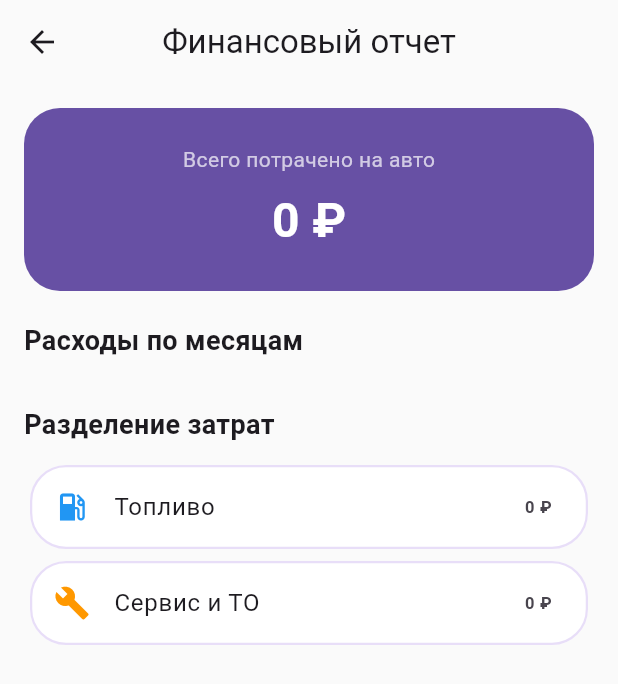
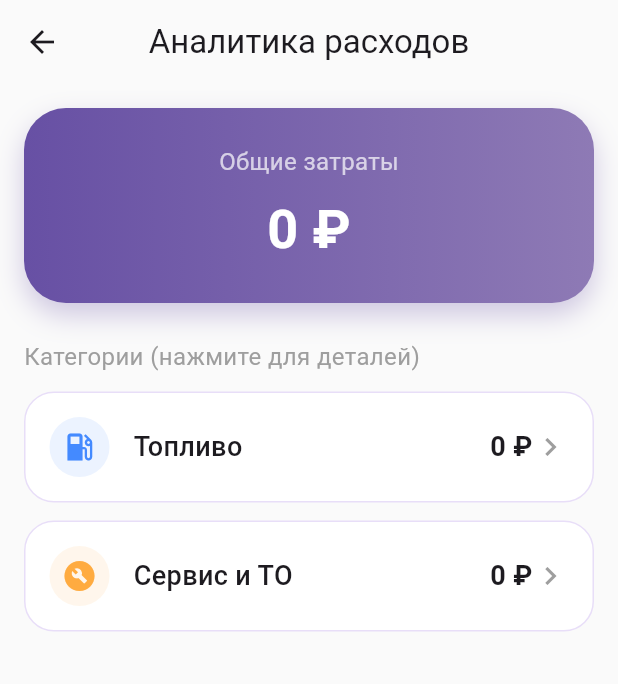
Before and after one commit to SFIRegret19/MotorLog, a Flutter app: the StatisticsScreen screen opened directly with empty values, on a phone screen of 412 x 824 dp. Shown: the top 684 px of the screen. Run offline on Flutter 3.47's test engine with Material 3 defaults, Android fonts, the light colour scheme and no system bars; our stand-ins replace sqflite; accounts and stored records are empty.

Commit message:
Добавлена подробная статистика по каждому блоку

```diff
--- a/motor_log/lib/presentation/screens/statistics_screen.dart
+++ b/motor_log/lib/presentation/screens/statistics_screen.dart
@@ -1,5 +1,5 @@
 import 'package:flutter/material.dart';
-import 'package:intl/intl.dart'; // Добавь в pubspec.yaml: intl: ^0.19.0
+import 'package:intl/intl.dart';
 import '../../data/datasources/db_helper.dart';
 import '../../domain/entities/fuel_log.dart';
 import '../../domain/entities/service_event.dart';
@@ -16,159 +16,182 @@ class StatisticsScreen extends StatefulWidget {
 class _StatisticsScreenState extends State<StatisticsScreen> {
   double _totalFuel = 0;
   double _totalService = 0;
-  Map<String, double> _monthlyExpenses = {}; // Месяц -> Сумма
+  List<FuelLog> _fuelLogs = [];
+  List<ServiceEvent> _serviceLogs = [];
   bool _isLoading = true;
 
   @override
   void initState() {
     super.initState();
-    _calculateStats();
+    _loadAllStats();
   }
 
-  void _calculateStats() async {
-    final fuelLogs = await DbHelper.instance.getFuelLogs(widget.vehicleId);
-    final serviceEvents = await DbHelper.instance.getServiceEvents(
-      widget.vehicleId,
-    );
+  void _loadAllStats() async {
+    final fuel = await DbHelper.instance.getFuelLogs(widget.vehicleId);
+    final service = await DbHelper.instance.getServiceEvents(widget.vehicleId);
 
-    double fuelSum = 0;
-    double serviceSum = 0;
-    Map<String, double> monthly = {};
+    double fuelSum = fuel.fold(0, (sum, item) => sum + item.totalCost);
+    double serviceSum = service.fold(0, (sum, item) => sum + item.totalCost);
 
-    for (var log in fuelLogs) {
-      fuelSum += log.totalCost;
-      String monthKey = DateFormat('MMM yyyy').format(log.date);
-      monthly[monthKey] = (monthly[monthKey] ?? 0) + log.totalCost;
+    setState(() {
+      _fuelLogs = fuel;
+      _serviceLogs = service;
+      _totalFuel = fuelSum;
+      _totalService = serviceSum;
+      _isLoading = false;
+    });
   }
 
-    for (var event in serviceEvents) {
-      serviceSum += event.totalCost;
-      DateTime date = DateTime.parse(event.date);
-      String monthKey = DateFormat('MMM yyyy').format(date);
-      monthly[monthKey] = (monthly[monthKey] ?? 0) + event.totalCost;
-    }
-
-    setState(() {
-      _totalFuel = fuelSum;
-      _totalService = serviceSum;
-      _monthlyExpenses = monthly;
-      _isLoading = false;
-    });
+  // Метод для открытия модального окна с деталями
+  void _showDetails(String title, Widget content) {
+    showModalBottomSheet(
+      context: context,
+      isScrollControlled: true,
+      backgroundColor: Colors.transparent,
+      builder: (context) => Container(
+        height: MediaQuery.of(context).size.height * 0.75,
+        decoration: const BoxDecoration(
+          color: Colors.white,
+          borderRadius: BorderRadius.vertical(top: Radius.circular(30)),
+        ),
+        child: Column(
+          children: [
+            const SizedBox(height: 12),
+            Container(width: 50, height: 5, decoration: BoxDecoration(color: Colors.grey[300], borderRadius: BorderRadius.circular(10))),
+            Padding(
+              padding: const EdgeInsets.all(20),
+              child: Text(title, style: const TextStyle(fontSize: 20, fontWeight: FontWeight.bold)),
+            ),
+            Expanded(child: content),
+          ],
+        ),
+      ),
+    );
   }
 
   @override
   Widget build(BuildContext context) {
     return Scaffold(
-      appBar: AppBar(title: const Text('Финансовый отчет')),
+      appBar: AppBar(title: const Text('Аналитика расходов')),
       body: _isLoading
         ? const Center(child: CircularProgressIndicator())
         : ListView(
             padding: const EdgeInsets.all(16),
             children: [
-                // ОБЩИЙ ИТОГ
-                _buildMainBalance(),
-                const SizedBox(height: 20),
+              _buildSummaryCard(),
+              const SizedBox(height: 24),
+              const Text('Категории (нажмите для деталей)', style: TextStyle(fontSize: 16, color: Colors.grey)),
+              const SizedBox(height: 12),
 
-                const Text(
-                  'Расходы по месяцам',
-                  style: TextStyle(fontSize: 18, fontWeight: FontWeight.bold),
+              // КАРТОЧКА ТОПЛИВА
+              _buildCategoryTile(
+                title: 'Топливо',
+                amount: _totalFuel,
+                icon: Icons.local_gas_station,
+                color: Colors.blueAccent,
+                onTap: () => _showDetails('История заправок', _buildFuelList()),
               ),
-                const SizedBox(height: 10),
 
-                // ГРАФИК (Упрощенный в виде списка баров)
-                ..._monthlyExpenses.entries
-                    .map((e) => _buildMonthRow(e.key, e.value))
-                    .toList(),
+              const SizedBox(height: 12),
 
-                const SizedBox(height: 20),
-                const Text(
-                  'Разделение затрат',
-                  style: TextStyle(fontSize: 18, fontWeight: FontWeight.bold),
-                ),
-                const SizedBox(height: 10),
-
+              // КАРТОЧКА СЕРВИСА
               _buildCategoryTile(
-                  'Топливо',
-                  _totalFuel,
-                  Icons.local_gas_station,
-                  Colors.blue,
-                ),
-                _buildCategoryTile(
-                  'Сервис и ТО',
-                  _totalService,
-                  Icons.build,
-                  Colors.orange,
+                title: 'Сервис и ТО',
+                amount: _totalService,
+                icon: Icons.build_circle,
+                color: Colors.orangeAccent,
+                onTap: () => _showDetails('История обслуживания', _buildServiceList()),
               ),
             ],
           ),
     );
   }
 
-  Widget _buildMainBalance() {
+  Widget _buildSummaryCard() {
     return Container(
-      width: double.infinity,
       padding: const EdgeInsets.all(24),
       decoration: BoxDecoration(
-        color: AppTheme.accentPurple,
-        borderRadius: BorderRadius.circular(24),
+        gradient: const LinearGradient(colors: [AppTheme.accentPurple, Color(0xFF8E7AB5)]),
+        borderRadius: BorderRadius.circular(28),
+        boxShadow: [BoxShadow(color: AppTheme.accentPurple.withOpacity(0.3), blurRadius: 15, offset: const Offset(0, 8))],
       ),
       child: Column(
         children: [
-          const Text(
-            'Всего потрачено на авто',
-            style: TextStyle(color: Colors.white70),
-          ),
+          const Text('Общие затраты', style: TextStyle(color: Colors.white70, fontSize: 16)),
           const SizedBox(height: 8),
-          Text(
-            '${(_totalFuel + _totalService).toStringAsFixed(0)} ₽',
-            style: const TextStyle(
-              color: Colors.white,
-              fontSize: 32,
-              fontWeight: FontWeight.bold,
-            ),
-          ),
+          Text('${(_totalFuel + _totalService).toStringAsFixed(0)} ₽',
+            style: const TextStyle(color: Colors.white, fontSize: 36, fontWeight: FontWeight.bold)),
         ],
       ),
     );
   }
 
-  Widget _buildMonthRow(String month, double amount) {
-    return Padding(
-      padding: const EdgeInsets.symmetric(vertical: 4),
+  Widget _buildCategoryTile({required String title, required double amount, required IconData icon, required Color color, required VoidCallback onTap}) {
+    return InkWell(
+      onTap: onTap,
+      borderRadius: BorderRadius.circular(20),
+      child: Container(
+        padding: const EdgeInsets.all(16),
+        decoration: BoxDecoration(
+          color: Colors.white,
+          borderRadius: BorderRadius.circular(20),
+          border: Border.all(color: AppTheme.primaryPurple),
+        ),
         child: Row(
           children: [
-          SizedBox(width: 80, child: Text(month)),
-          Expanded(
-            child: LinearProgressIndicator(
-              value: amount / (_totalFuel + _totalService + 1),
-              backgroundColor: AppTheme.primaryPurple.withOpacity(0.3),
-              color: AppTheme.accentPurple,
-              minHeight: 12,
-              borderRadius: BorderRadius.circular(10),
+            CircleAvatar(backgroundColor: color.withOpacity(0.1), child: Icon(icon, color: color)),
+            const SizedBox(width: 16),
+            Expanded(child: Text(title, style: const TextStyle(fontSize: 18, fontWeight: FontWeight.w500))),
+            Text('${amount.toStringAsFixed(0)} ₽', style: const TextStyle(fontSize: 18, fontWeight: FontWeight.bold)),
+            const Icon(Icons.chevron_right, color: Colors.grey),
+          ],
         ),
-          ),
-          const SizedBox(width: 10),
-          Text('${amount.toInt()} ₽'),
-        ],
       ),
     );
   }
 
-  Widget _buildCategoryTile(
-    String title,
-    double amount,
-    IconData icon,
-    Color color,
-  ) {
-    return Card(
-      child: ListTile(
-        leading: Icon(icon, color: color),
-        title: Text(title),
+  // СПИСОК ЗАПРАВОК (Тот самый дизайн, который понравился)
+  Widget _buildFuelList() {
+    return _fuelLogs.isEmpty
+      ? const Center(child: Text('Заправок пока нет'))
+      : ListView.builder(
+          itemCount: _fuelLogs.length,
+          itemBuilder: (context, index) {
+            final log = _fuelLogs[index];
+            return ListTile(
+              leading: const CircleAvatar(backgroundColor: AppTheme.primaryPurple, child: Icon(Icons.ev_station, color: AppTheme.accentPurple)),
+              title: Text('${log.liters} л  •  ${log.totalCost.toStringAsFixed(0)} ₽'),
+              subtitle: Text('${log.odometer} км • ${DateFormat('dd.MM.yyyy').format(log.date)}'),
+            );
+          },
+        );
+  }
+
+// СПИСОК СЕРВИСА
+  Widget _buildServiceList() {
+    return _serviceLogs.isEmpty
+      ? const Center(child: Text('Сервисных записей нет'))
+      : ListView.builder(
+          itemCount: _serviceLogs.length,
+          itemBuilder: (context, index) {
+            final event = _serviceLogs[index];
+            DateTime date = DateTime.parse(event.date);
+            return ListTile(
+              leading: CircleAvatar(
+                backgroundColor: Colors.orange.withOpacity(0.2),
+                child: const Icon(Icons.build, color: Colors.orange),
+              ),
+              title: Text(event.description),
+              subtitle: Text(DateFormat('dd.MM.yyyy').format(date)),
               trailing: Text(
-          '${amount.toStringAsFixed(0)} ₽',
+                '${event.totalCost.toStringAsFixed(0)} ₽',
                 style: const TextStyle(fontWeight: FontWeight.bold),
               ),
-      ),
+            );
+          },
         );
   }
 }
+
+// Добавим расширение для цвета в тему или используем:
+extension on Colors { static const Color orangeOpacity = Color(0xFFFFECB3); }
```
Lines whose indentation alone changed are shown as unchanged.
